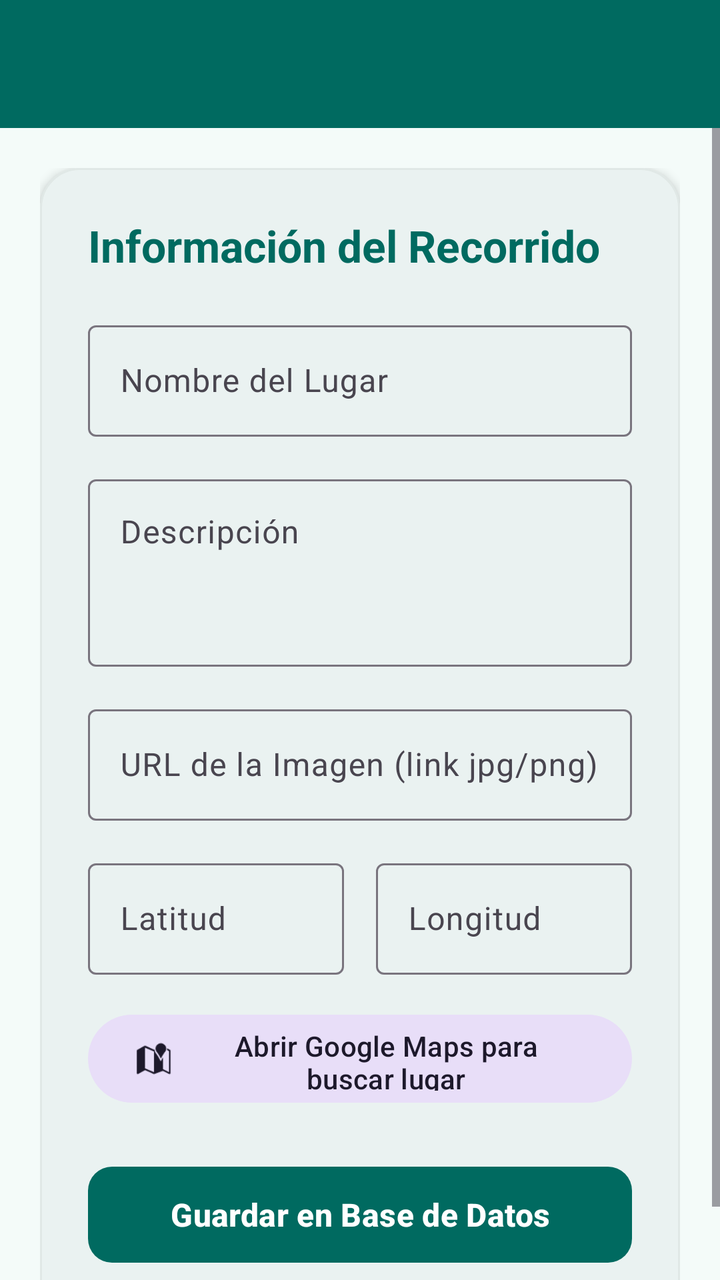
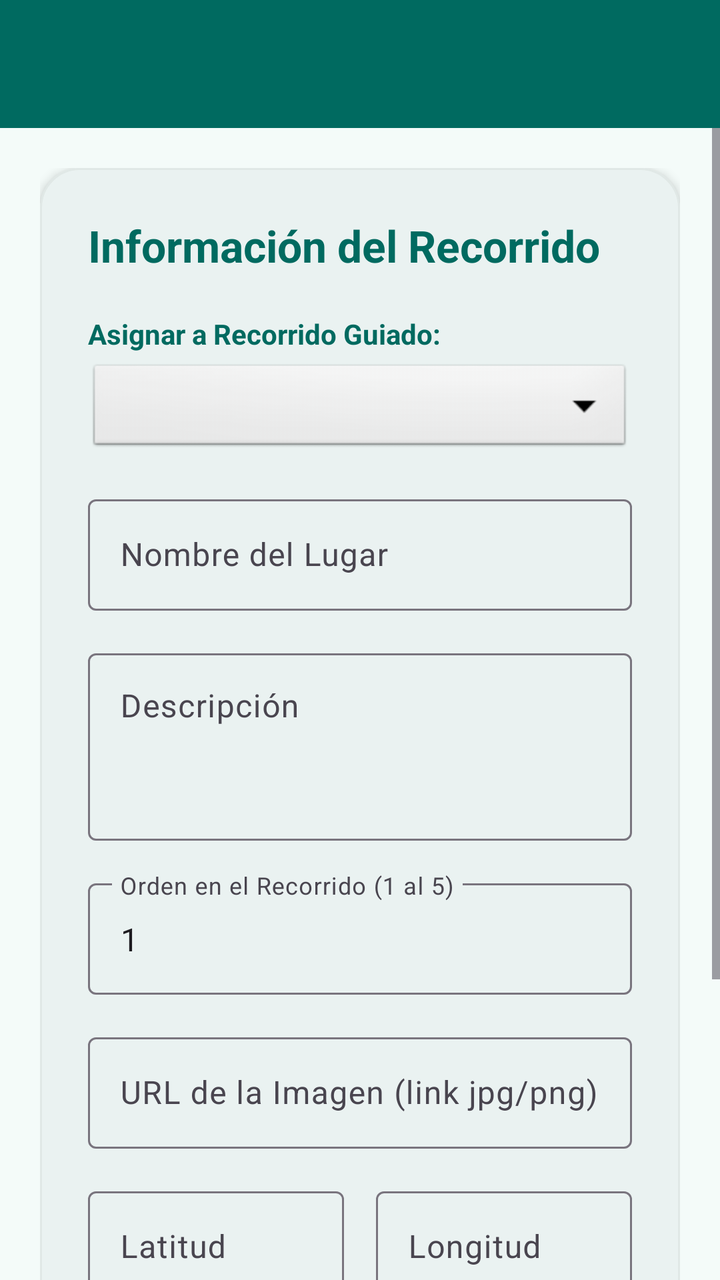

Screens rendered from an Android XML layout before and after an edit, with the pre-edit source and the edit as a unified diff.
<!-- AndroidManifest.xml: application theme Theme.APPTURISMO -->
<!-- res/layout/activity_add_punto.xml -->
<?xml version="1.0" encoding="utf-8"?>
<LinearLayout xmlns:android="http://schemas.android.com/apk/res/android"
    xmlns:app="http://schemas.android.com/apk/res-auto"
    android:layout_width="match_parent"
    android:layout_height="match_parent"
    android:background="@color/background"
    android:orientation="vertical">

    <com.google.android.material.appbar.MaterialToolbar
        android:id="@+id/toolbar"
        android:layout_width="match_parent"
        android:layout_height="?attr/actionBarSize"
        android:background="@color/primary"
        app:titleTextColor="@color/on_primary" />

    <ScrollView
        android:layout_width="match_parent"
        android:layout_height="match_parent">

        <LinearLayout
            android:layout_width="match_parent"
            android:layout_height="wrap_content"
            android:orientation="vertical"
            android:padding="20dp">

            <com.google.android.material.card.MaterialCardView
                android:layout_width="match_parent"
                android:layout_height="wrap_content"
                app:cardCornerRadius="20dp"
                app:cardElevation="3dp"
                app:cardBackgroundColor="@color/surface"
                app:strokeWidth="1dp"
                app:strokeColor="#E0E8E6">

                <LinearLayout
                    android:layout_width="match_parent"
                    android:layout_height="wrap_content"
                    android:orientation="vertical"
                    android:padding="24dp">

                    <TextView
                        android:layout_width="match_parent"
                        android:layout_height="wrap_content"
                        android:layout_marginBottom="20dp"
                        android:text="Información del Recorrido"
                        android:textColor="@color/primary"
                        android:textSize="22sp"
                        android:textStyle="bold" />

                    <com.google.android.material.textfield.TextInputLayout
                        style="@style/Widget.Material3.TextInputLayout.OutlinedBox"
                        android:layout_width="match_parent"
                        android:layout_height="wrap_content"
                        android:layout_marginBottom="16dp"
                        android:hint="Nombre del Lugar">

                        <com.google.android.material.textfield.TextInputEditText
                            android:id="@+id/etNombre"
                            android:layout_width="match_parent"
                            android:layout_height="wrap_content"
                            android:inputType="textCapWords" />
                    </com.google.android.material.textfield.TextInputLayout>

                    <com.google.android.material.textfield.TextInputLayout
                        style="@style/Widget.Material3.TextInputLayout.OutlinedBox"
                        android:layout_width="match_parent"
                        android:layout_height="wrap_content"
                        android:layout_marginBottom="16dp"
                        android:hint="Descripción">

                        <com.google.android.material.textfield.TextInputEditText
                            android:id="@+id/etDescripcion"
                            android:layout_width="match_parent"
                            android:layout_height="wrap_content"
                            android:gravity="top|start"
                            android:inputType="textMultiLine"
                            android:minLines="3" />
                    </com.google.android.material.textfield.TextInputLayout>

                    <com.google.android.material.textfield.TextInputLayout
                        style="@style/Widget.Material3.TextInputLayout.OutlinedBox"
                        android:layout_width="match_parent"
                        android:layout_height="wrap_content"
                        android:layout_marginBottom="16dp"
                        android:hint="URL de la Imagen (link jpg/png)">

                        <com.google.android.material.textfield.TextInputEditText
                            android:id="@+id/etUrlImagen"
                            android:layout_width="match_parent"
                            android:layout_height="wrap_content"
                            android:inputType="textUri" />
                    </com.google.android.material.textfield.TextInputLayout>

                    <LinearLayout
                        android:layout_width="match_parent"
                        android:layout_height="wrap_content"
                        android:layout_marginBottom="16dp"
                        android:orientation="horizontal">

                        <com.google.android.material.textfield.TextInputLayout
                            style="@style/Widget.Material3.TextInputLayout.OutlinedBox"
                            android:layout_width="0dp"
                            android:layout_height="wrap_content"
                            android:layout_marginEnd="8dp"
                            android:layout_weight="1"
                            android:hint="Latitud">

                            <com.google.android.material.textfield.TextInputEditText
                                android:id="@+id/etLatitud"
                                android:layout_width="match_parent"
                                android:layout_height="wrap_content"
                                android:inputType="numberDecimal|numberSigned" />
                        </com.google.android.material.textfield.TextInputLayout>

                        <com.google.android.material.textfield.TextInputLayout
                            style="@style/Widget.Material3.TextInputLayout.OutlinedBox"
                            android:layout_width="0dp"
                            android:layout_height="wrap_content"
                            android:layout_marginStart="8dp"
                            android:layout_weight="1"
                            android:hint="Longitud">

                            <com.google.android.material.textfield.TextInputEditText
                                android:id="@+id/etLongitud"
                                android:layout_width="match_parent"
                                android:layout_height="wrap_content"
                                android:inputType="numberDecimal|numberSigned" />
                        </com.google.android.material.textfield.TextInputLayout>
                    </LinearLayout>

                    <com.google.android.material.button.MaterialButton
                        android:id="@+id/btnAbrirMaps"
                        style="@style/Widget.Material3.Button.TonalButton"
                        android:layout_width="match_parent"
                        android:layout_height="52dp"
                        android:layout_marginBottom="24dp"
                        android:text="Abrir Google Maps para buscar lugar"
                        android:textSize="14sp"
                        app:icon="@android:drawable/ic_dialog_map" />

                    <com.google.android.material.button.MaterialButton
                        android:id="@+id/btnGuardarPunto"
                        android:layout_width="match_parent"
                        android:layout_height="56dp"
                        android:text="Guardar en Base de Datos"
                        android:textSize="16sp"
                        android:textStyle="bold"
                        app:cornerRadius="12dp" />

                </LinearLayout>
            </com.google.android.material.card.MaterialCardView>

        </LinearLayout>
    </ScrollView>
</LinearLayout>
<!-- resources referenced by this layout -->
<resources>
  <color name="background">#F4FBF9</color>
  <color name="on_primary">#FFFFFF</color>
  <color name="primary">#006A60</color>
  <color name="surface">#FFFFFF</color>
  <style name="Theme.APPTURISMO" parent="Base.Theme.APPTURISMO" />
  <style name="Base.Theme.APPTURISMO" parent="Theme.Material3.DayNight.NoActionBar">
          <item name="colorPrimary">@color/primary</item>
          <item name="colorOnPrimary">@color/on_primary</item>
          <item name="colorPrimaryContainer">@color/primary_container</item>
          <item name="colorOnPrimaryContainer">@color/on_primary_container</item>
          <item name="colorSecondary">@color/secondary</item>
          <item name="android:colorBackground">@color/background</item>
          <item name="colorSurface">@color/surface</item>
      </style>
  <color name="primary_container">#70F7E6</color>
  <color name="on_primary_container">#00201C</color>
  <color name="secondary">#4A635F</color>
</resources>

<!-- the commit's change to res/layout/activity_add_punto.xml (unified diff, before → after) -->
@@ -47,6 +47,22 @@
                         android:textSize="22sp"
                         android:textStyle="bold" />
 
+                    <TextView
+                        android:layout_width="wrap_content"
+                        android:layout_height="wrap_content"
+                        android:text="Asignar a Recorrido Guiado:"
+                        android:textColor="@color/primary"
+                        android:textSize="14sp"
+                        android:textStyle="bold" />
+
+                    <Spinner
+                        android:id="@+id/spinnerRecorridosAdd"
+                        android:layout_width="match_parent"
+                        android:layout_height="48dp"
+                        android:layout_marginTop="4dp"
+                        android:layout_marginBottom="16dp"
+                        android:background="@android:drawable/btn_dropdown" />
+
                     <com.google.android.material.textfield.TextInputLayout
                         style="@style/Widget.Material3.TextInputLayout.OutlinedBox"
                         android:layout_width="match_parent"
@@ -75,6 +91,21 @@
                             android:gravity="top|start"
                             android:inputType="textMultiLine"
                             android:minLines="3" />
+                    </com.google.android.material.textfield.TextInputLayout>
+
+                    <com.google.android.material.textfield.TextInputLayout
+                        style="@style/Widget.Material3.TextInputLayout.OutlinedBox"
+                        android:layout_width="match_parent"
+                        android:layout_height="wrap_content"
+                        android:layout_marginBottom="16dp"
+                        android:hint="Orden en el Recorrido (1 al 5)">
+
+                        <com.google.android.material.textfield.TextInputEditText
+                            android:id="@+id/etOrden"
+                            android:layout_width="match_parent"
+                            android:layout_height="wrap_content"
+                            android:inputType="number"
+                            android:text="1" />
                     </com.google.android.material.textfield.TextInputLayout>
 
                     <com.google.android.material.textfield.TextInputLayout
